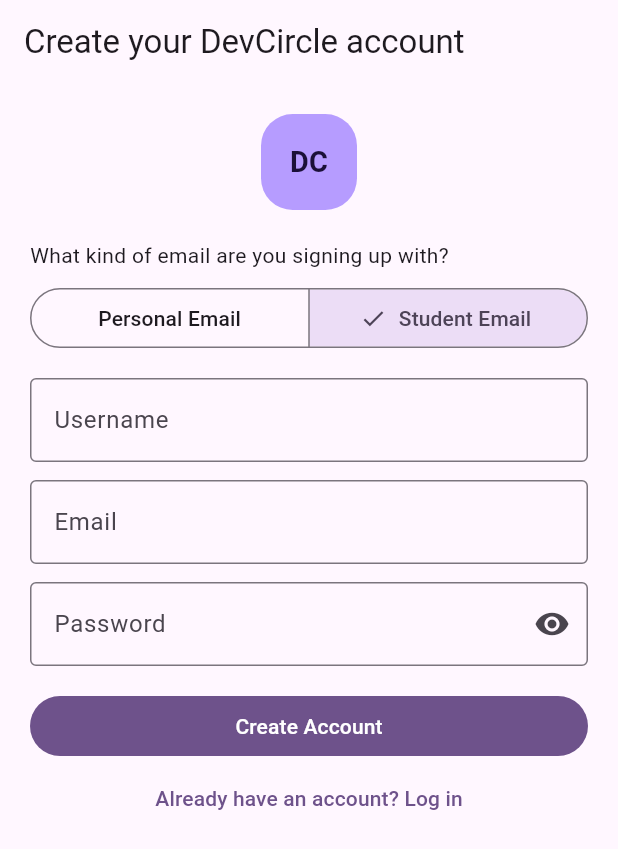
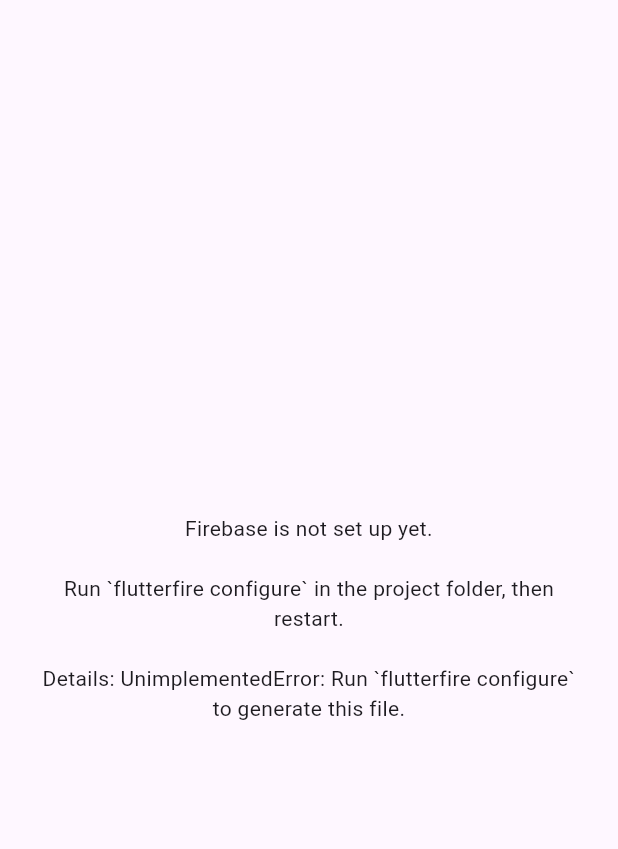
Before and after one commit to palesagit/devcircle-auth, a Flutter app: the screen it shows after launch, on a phone screen of 412 x 824 dp. Shown: the top 849 px of the screen. Run offline on Flutter 3.47's test engine with Material 3 defaults, Android fonts, the phone set to English and light mode, and no system bars; our stand-ins replace cloud_firestore, firebase_auth, firebase_core, firebase_messaging; accounts and stored records are empty.

Commit message:
Use dark theme, add FCM background handler and setup error screen

```diff
--- a/lib/main.dart
+++ b/lib/main.dart
@@ -1,16 +1,62 @@
 import 'package:firebase_auth/firebase_auth.dart';
 import 'package:firebase_core/firebase_core.dart';
 import 'package:flutter/material.dart';
+
+//needed for the background message handler below
+import 'package:firebase_messaging/firebase_messaging.dart';
 
 import 'firebase_options.dart';
 import 'home_page.dart';
 import 'login_page.dart';
 import 'signup_page.dart';
+import 'theme.dart';
+
+// runs when a notification arrives while the app is closed/in background.
+// It must be a top-level function (not inside a class).
+@pragma('vm:entry-point')
+Future<void> _firebaseMessagingBackgroundHandler(RemoteMessage message) async {
+  await Firebase.initializeApp(options: DefaultFirebaseOptions.currentPlatform);
+}
 
 Future<void> main() async {
   WidgetsFlutterBinding.ensureInitialized();
-  await Firebase.initializeApp(options: DefaultFirebaseOptions.currentPlatform);
+  // if Firebase isn't configured yet, show a helpful screen
+  // instead of a blank crash.
+  try {
+    await Firebase.initializeApp(
+        options: DefaultFirebaseOptions.currentPlatform);
+  } catch (e) {
+    runApp(SetupErrorApp(error: e.toString()));
+    return;
+  }
+  // register the background handler (FCM codelab)
+  FirebaseMessaging.onBackgroundMessage(_firebaseMessagingBackgroundHandler);
   runApp(const DevCircleApp());
+}
+
+//shown only when Firebase setup is missing
+class SetupErrorApp extends StatelessWidget {
+  final String error;
+  const SetupErrorApp({super.key, required this.error});
+
+  @override
+  Widget build(BuildContext context) {
+    return MaterialApp(
+      home: Scaffold(
+        body: Padding(
+          padding: const EdgeInsets.all(24),
+          child: Center(
+            child: Text(
+              'Firebase is not set up yet.\n\n'
+              'Run `flutterfire configure` in the project folder, then restart.\n\n'
+              'Details: $error',
+              textAlign: TextAlign.center,
+            ),
+          ),
+        ),
+      ),
+    );
+  }
 }
 
 class DevCircleApp extends StatelessWidget {
@@ -21,10 +67,8 @@
     return MaterialApp(
       title: 'DevCircle',
       debugShowCheckedModeBanner: false,
-      theme: ThemeData(
-        useMaterial3: true,
-        colorScheme: ColorScheme.fromSeed(seedColor: const Color(0xFF8E5FC1)),
-      ),
+      // shared dark theme
+      theme: buildAppTheme(),
       home: const AuthGate(),
     );
   }
```
